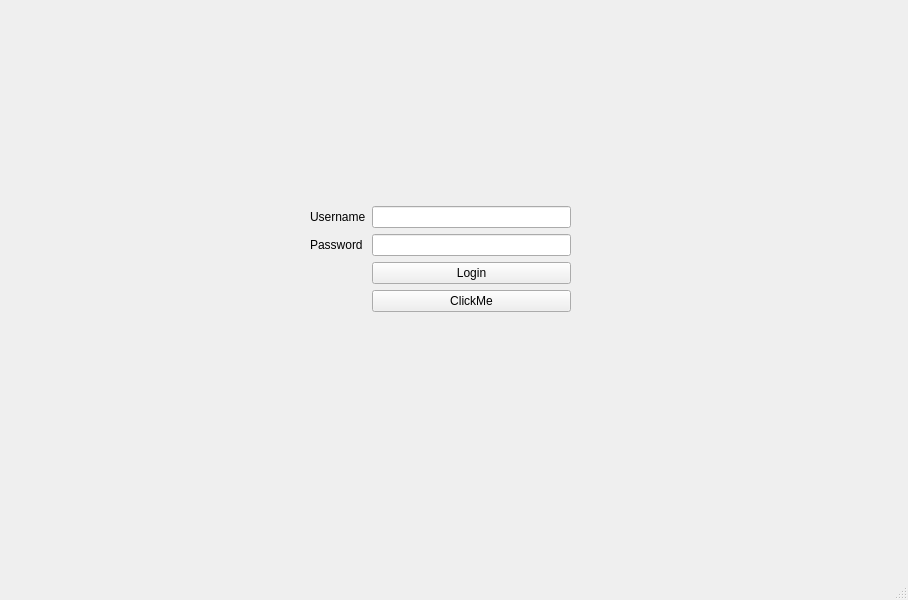
Before: the Qt Designer form Helloworld/form.ui in gurulinuxer/PyQt, drawn with Qt 5.
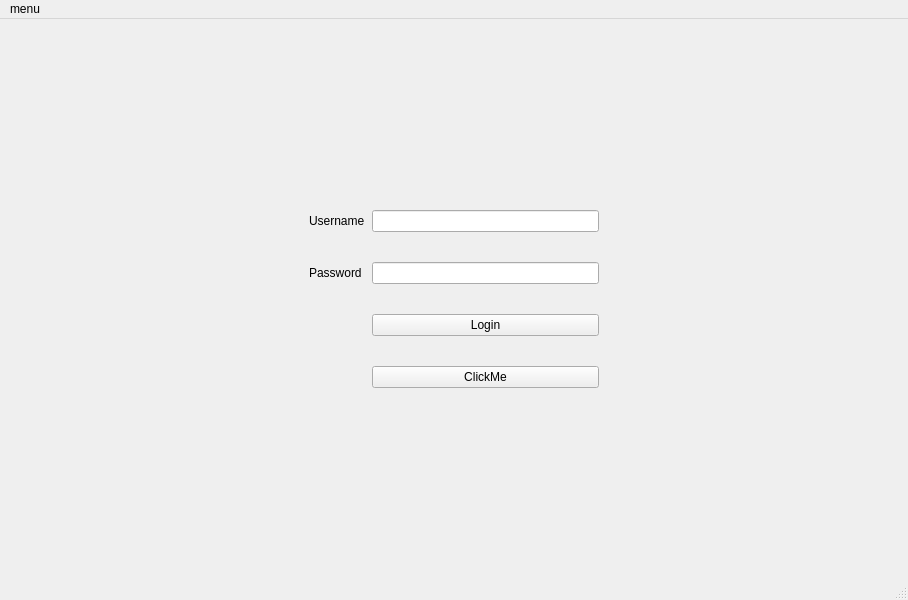
After: the same form once the commit is applied. The open tabs and pages were chosen to show the change.

What changed in the file:
```diff
--- a/Helloworld/form.ui
+++ b/Helloworld/form.ui
@@ -11,15 +11,8 @@
    </rect>
   </property>
   <widget class="QWidget" name="centralwidget">
-   <widget class="QWidget" name="gridLayoutWidget_2">
-    <property name="geometry">
-     <rect>
-      <x>10</x>
-      <y>10</y>
-      <width>881</width>
-      <height>531</height>
-     </rect>
-    </property>
+   <layout class="QHBoxLayout" name="horizontalLayout_4">
+    <item>
     <layout class="QGridLayout" name="gridLayout_2">
      <item row="0" column="0">
       <widget class="QStackedWidget" name="stackedWidget">
@@ -27,78 +20,104 @@
         <number>0</number>
        </property>
        <widget class="QWidget" name="page">
-        <widget class="QWidget" name="formLayoutWidget">
-         <property name="geometry">
-          <rect>
-           <x>300</x>
-           <y>190</y>
-           <width>261</width>
-           <height>201</height>
-          </rect>
-         </property>
-         <layout class="QFormLayout" name="formLayout">
+         <layout class="QGridLayout" name="gridLayout_3">
+          <item row="1" column="2">
+           <spacer name="horizontalSpacer_2">
+            <property name="orientation">
+             <enum>Qt::Orientation::Horizontal</enum>
+            </property>
+            <property name="sizeHint" stdset="0">
+             <size>
+              <width>40</width>
+              <height>20</height>
+             </size>
+            </property>
+           </spacer>
+          </item>
           <item row="0" column="1">
+           <spacer name="verticalSpacer">
+            <property name="orientation">
+             <enum>Qt::Orientation::Vertical</enum>
+            </property>
+            <property name="sizeHint" stdset="0">
+             <size>
+              <width>20</width>
+              <height>40</height>
+             </size>
+            </property>
+           </spacer>
+          </item>
+          <item row="1" column="0">
            <spacer name="horizontalSpacer">
             <property name="orientation">
              <enum>Qt::Orientation::Horizontal</enum>
             </property>
             <property name="sizeHint" stdset="0">
              <size>
-              <width>0</width>
-              <height>0</height>
+              <width>40</width>
+              <height>20</height>
              </size>
             </property>
            </spacer>
           </item>
-          <item row="1" column="0">
+          <item row="1" column="1">
+           <layout class="QFormLayout" name="formLayout">
+            <property name="horizontalSpacing">
+             <number>7</number>
+            </property>
+            <property name="verticalSpacing">
+             <number>30</number>
+            </property>
+            <item row="0" column="0">
            <widget class="QLabel" name="username_label">
             <property name="text">
              <string>Username</string>
             </property>
            </widget>
           </item>
-          <item row="1" column="1">
+            <item row="0" column="1">
            <widget class="QLineEdit" name="username_lineEdit"/>
           </item>
-          <item row="2" column="0">
+            <item row="1" column="0">
            <widget class="QLabel" name="password_label">
             <property name="text">
              <string>Password</string>
             </property>
            </widget>
           </item>
-          <item row="2" column="1">
+            <item row="1" column="1">
            <widget class="QLineEdit" name="password_lineedit"/>
           </item>
-          <item row="4" column="1">
+            <item row="2" column="1">
            <widget class="QPushButton" name="Login_pushbutton">
             <property name="text">
              <string>Login</string>
             </property>
            </widget>
           </item>
-          <item row="6" column="1">
+            <item row="3" column="1">
            <widget class="QPushButton" name="clickme_pushButton">
             <property name="text">
              <string>ClickMe</string>
             </property>
            </widget>
           </item>
-          <item row="7" column="1">
-           <spacer name="horizontalSpacer_2">
+           </layout>
+          </item>
+          <item row="2" column="1">
+           <spacer name="verticalSpacer_2">
             <property name="orientation">
-             <enum>Qt::Orientation::Horizontal</enum>
+             <enum>Qt::Orientation::Vertical</enum>
             </property>
             <property name="sizeHint" stdset="0">
              <size>
-              <width>0</width>
-              <height>0</height>
+              <width>20</width>
+              <height>40</height>
              </size>
             </property>
            </spacer>
           </item>
          </layout>
-        </widget>
        </widget>
        <widget class="QWidget" name="page_2">
         <widget class="QWidget" name="gridLayoutWidget">
@@ -407,7 +426,8 @@
       </widget>
      </item>
     </layout>
-   </widget>
+    </item>
+   </layout>
   </widget>
   <widget class="QMenuBar" name="menubar">
    <property name="geometry">
@@ -418,6 +438,12 @@
      <height>26</height>
     </rect>
    </property>
+   <widget class="QMenu" name="menumenu">
+    <property name="title">
+     <string>menu</string>
+    </property>
+   </widget>
+   <addaction name="menumenu"/>
   </widget>
   <widget class="QStatusBar" name="statusbar"/>
  </widget>
```
Left out of the diff: 44 changed lines with no effect on the pictures. Lines whose indentation alone changed are shown as unchanged.
